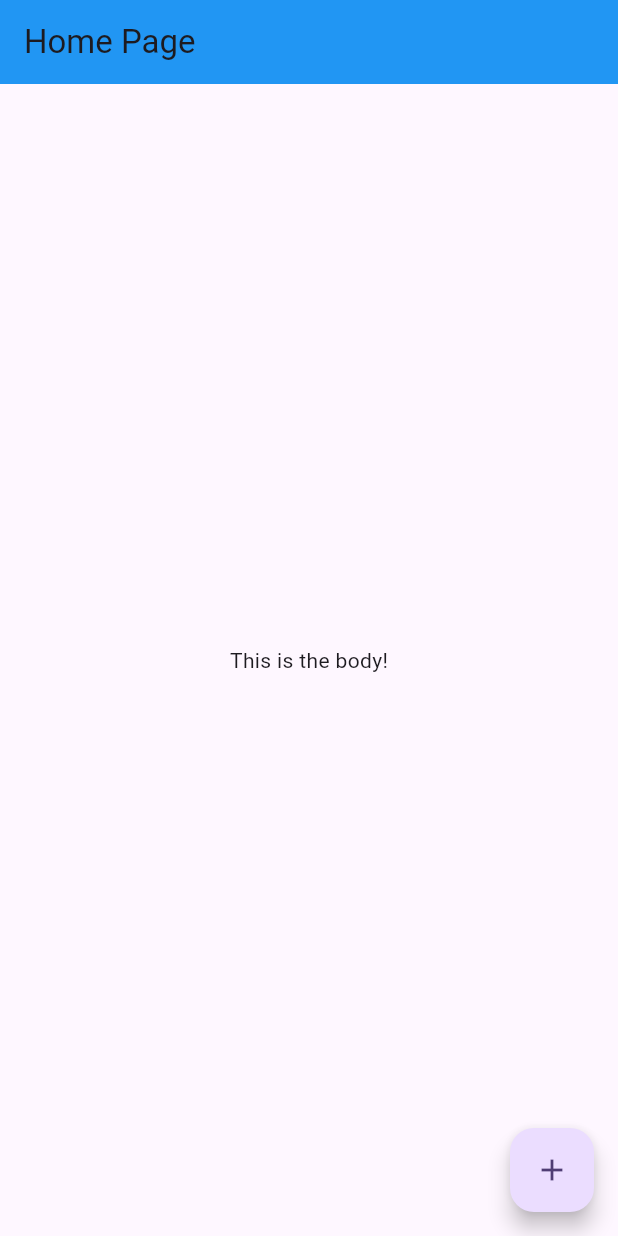
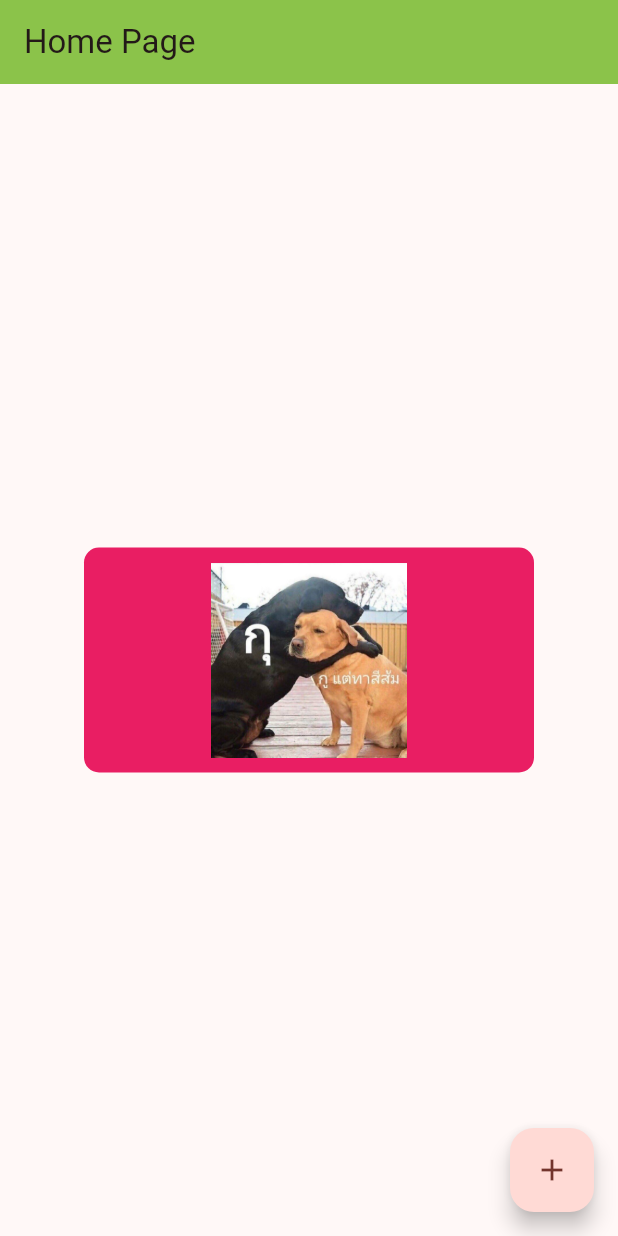
Before and after one commit to suwimon2004/my_first_flutter, a Flutter app: the screen it shows after launch, on a phone screen of 412 x 824 dp. Run offline on Flutter 3.47's test engine with Material 3 defaults, Android fonts, the phone set to English and light mode, and no system bars.

Commit message:
add container images

```diff
--- a/my_first_flutter/lib/main.dart
+++ b/my_first_flutter/lib/main.dart
@@ -16,29 +16,44 @@ class MyApp extends StatelessWidget {
       title: 'My Awesome App',
       debugShowCheckedModeBanner: false, // ซ่อนแบนเนอร์ debug
       theme: ThemeData(
-    colorScheme: ColorScheme.fromSeed(seedColor: Colors.deepPurple),
+        colorScheme: ColorScheme.fromSeed(seedColor: Colors.red),
         useMaterial3: true, // ใช้ Material Design เวอร์ชันล่าสุด
       ),
       home: const MyHomePage(), // วิดเจ็ตหน้าจอหลักของคุณ
     );
   }
 }
+
 class MyHomePage extends StatelessWidget {
   const MyHomePage({super.key});
 
   @override
   Widget build(BuildContext context) {
-    return Scaffold( // ให้โครงสร้างแอปพื้นฐาน
+    return Scaffold(
+      // ให้โครงสร้างแอปพื้นฐาน
       appBar: AppBar(
         title: const Text('Home Page'),
-        backgroundColor: Colors.blue, // ปรับแต่งสี AppBar
+        backgroundColor: Colors.lightGreen, // ปรับแต่งสี AppBar
       ),
-      body: const Center( // พื้นที่เนื้อหาหลัก
-        child: Text('This is the body!'),
+      body: Center(
+        // พื้นที่เนื้อหาหลัก
+        child: Container(
+          padding: EdgeInsets.all(10),
+          width: 300,
+          height: 150,
+          decoration: BoxDecoration(
+            color: Colors.pink,
+            borderRadius: BorderRadius.circular(10),
+          ),
+          child: Center(
+            child: Image.asset('assets/images/dogMe.jpg'),
+          ),
+        ),
       ),
       floatingActionButton: FloatingActionButton(
         onPressed: () {
           // การกระทำที่จะทำเมื่อกดปุ่ม
+          // ignore: avoid_print
           print('FAB Pressed!');
         },
         child: const Icon(Icons.add), // ไอคอนสำหรับปุ่ม
--- a/my_first_flutter/pubspec.yaml
+++ b/my_first_flutter/pubspec.yaml
@@ -58,8 +58,8 @@ flutter:
   uses-material-design: true
 
   # To add assets to your application, add an assets section, like this:
-  # assets:
-  #   - images/a_dot_burr.jpeg
+  assets:
+    -  assets/images/dogMe.jpg
   #   - images/a_dot_ham.jpeg
 
   # An image asset can refer to one or more resolution-specific "variants", see
```
Also changed, not shown: my_first_flutter/assets/images/dogMe.jpg (added). Lines whose indentation alone changed are shown as unchanged.
